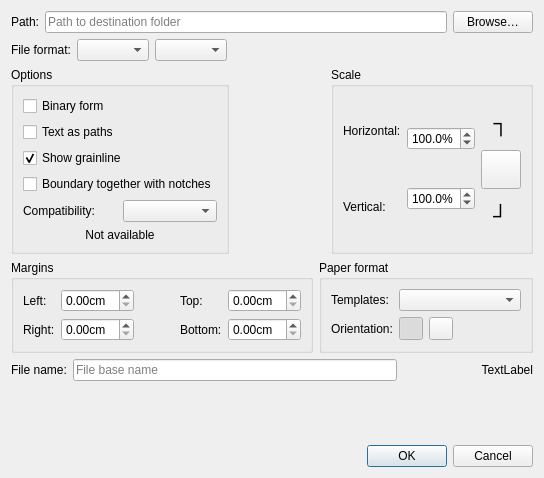
First picture: the form in src/app/ostara/dialogs/dialogsavelayout.ui, repository equinox-patterns/Ostara, before the edit.
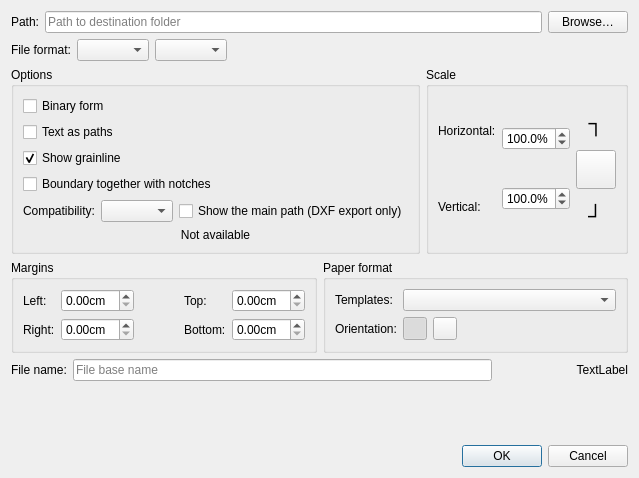
Second picture: the form after the edit. Icons and pictures are not drawn.

```diff
--- a/src/app/ostara/dialogs/dialogsavelayout.ui
+++ b/src/app/ostara/dialogs/dialogsavelayout.ui
@@ -168,6 +168,16 @@
           <item>
            <widget class="QComboBox" name="comboBoxDxfCompatibility"/>
           </item>
+          <item>
+           <widget class="QCheckBox" name="checkBoxShowMainPath">
+            <property name="toolTip">
+             <string>Exports the pieces as if their main path were visible: each piece then has both its cutting line and its sew line. Nothing is changed in the pattern.</string>
+            </property>
+            <property name="text">
+             <string>Show the main path (DXF export only)</string>
+            </property>
+           </widget>
+          </item>
          </layout>
         </item>
         <item>
```
